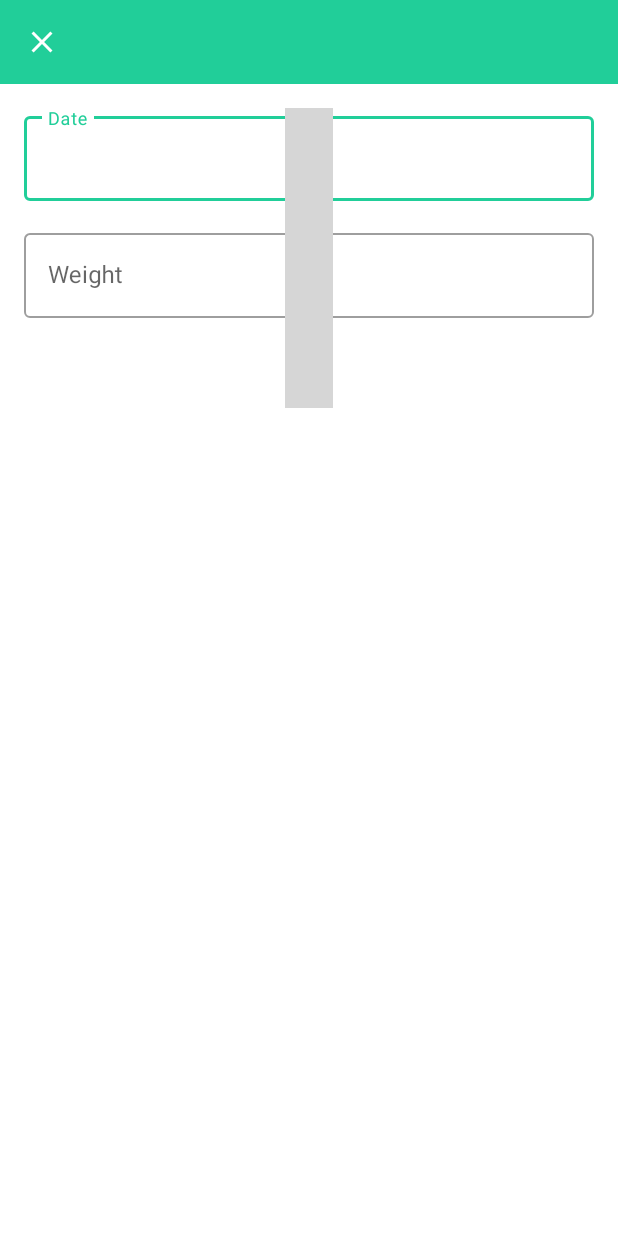
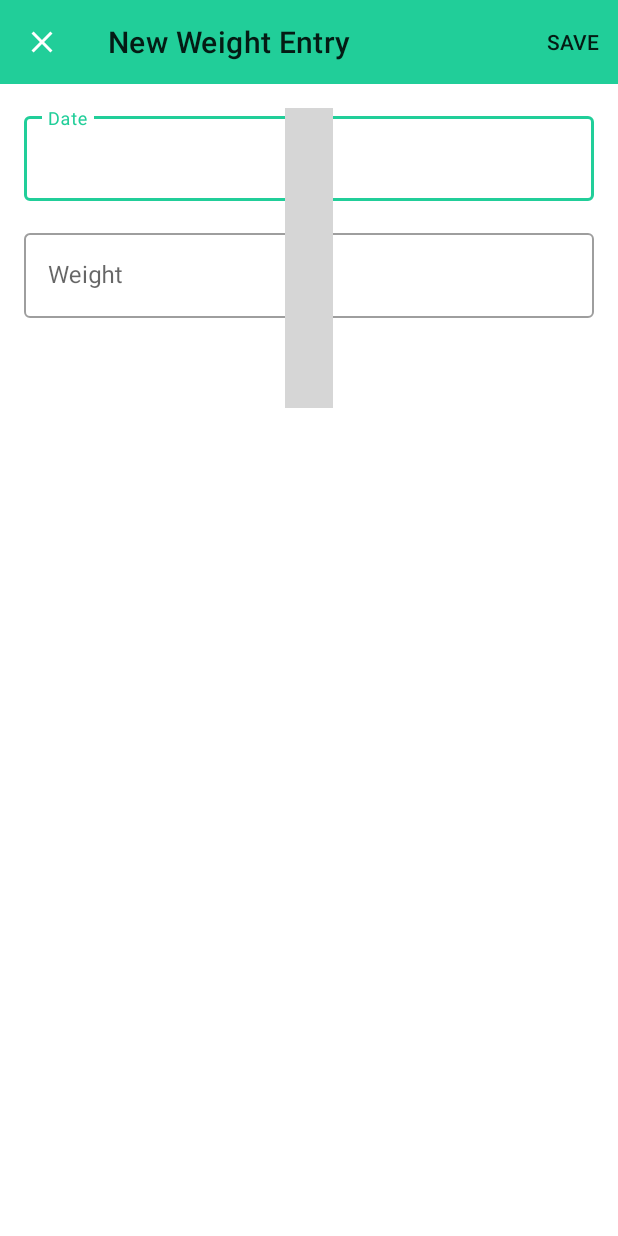
Before and after one commit to brian-norman/weightLess, an Android app: the WeightDialogFragment screen opened through its navigation route, on a phone screen of 412 x 824 dp. Run offline under Robolectric (Android 15) with nearby library versions, the phone set to English and light mode, and no system bars; our stand-ins replace navigation-ui; libraries missing offline, so code that uses them is left out: com.robinhood.spark; plain views replace SparkView; 3 statements that could not run were skipped; grey boxes are pictures that could not be loaded.

Commit message:
Add ability for dialog to save new entry

```diff
--- a/app/src/main/java/com/example/weighttracker/MainFragment.kt
+++ b/app/src/main/java/com/example/weighttracker/MainFragment.kt
@@ -23,6 +23,12 @@ class MainFragment : Fragment() {
     private val weightAdapter = WeightAdapter(emptyList())
 
     private val navController by lazy { this.findNavController() }
+
+    private val weightDialogSharedViewModel by lazy {
+        requireActivity().run {
+            ViewModelProviders.of(this)[WeightDialogSharedViewModel::class.java]
+        }
+    }
 
     private val swipeHandler by lazy {
         object : SwipeToDeleteCallback(requireContext()) {
@@ -72,13 +78,18 @@ class MainFragment : Fragment() {
 
         addWeightButton.setOnClickListener {
             navController.navigate(R.id.action_mainFragment_to_weightDialogFragment)
-//            viewModel.addWeight(WeightEntry("Today", 106f))
         }
 
         viewModel.chartData.observe(viewLifecycleOwner, Observer {
             chartAdapter.setData(it.map { weightEntry ->  weightEntry.weight })
             weightAdapter.setData(it)
         })
+
+        weightDialogSharedViewModel.newWeightEntry.observe(viewLifecycleOwner, Observer {
+            it?.let {
+                viewModel.addWeight(it)
+            }
+        })
     }
 
 }
--- a/app/src/main/java/com/example/weighttracker/WeightDialogFragment.kt
+++ b/app/src/main/java/com/example/weighttracker/WeightDialogFragment.kt
@@ -5,8 +5,17 @@ import android.view.LayoutInflater
 import android.view.View
 import android.view.ViewGroup
 import androidx.fragment.app.DialogFragment
+import androidx.lifecycle.ViewModelProviders
+import com.google.android.material.textfield.TextInputEditText
+import kotlinx.android.synthetic.main.dialog_weight_fragment.*
 
 class WeightDialogFragment: DialogFragment() {
+
+    private val weightDialogSharedViewModel by lazy {
+        requireActivity().run {
+            ViewModelProviders.of(this)[WeightDialogSharedViewModel::class.java]
+        }
+    }
 
     override fun onCreate(savedInstanceState: Bundle?) {
         super.onCreate(savedInstanceState)
@@ -31,4 +40,45 @@ class WeightDialogFragment: DialogFragment() {
         super.onCreateView(inflater, container, savedInstanceState)
         return inflater.inflate(R.layout.dialog_weight_fragment, container, false)
     }
+
+    override fun onViewCreated(view: View, savedInstanceState: Bundle?) {
+        super.onViewCreated(view, savedInstanceState)
+
+        weightDialogToolbar.apply {
+            title = "New Weight Entry"
+            setNavigationOnClickListener { dismiss() }
+            inflateMenu(R.menu.weight_dialog)
+            setOnMenuItemClickListener { item ->
+                when (item?.itemId) {
+                    R.id.action_save -> {
+                        saveWeightEntry()
+                    }
+                }
+                dismiss()
+                true
+            }
+        }
+    }
+
+    private fun saveWeightEntry() {
+        weightDialogSharedViewModel.saveNewWeightEntry(
+            WeightEntry(
+                dateTextInputEditText.text.toString(),
+                weightTextInputEditText.toFloatOrZero()
+            )
+        )
+    }
 }
+
+/**
+ * Convenience extension used for TextInputEditText for personal record to default to zero if there
+ * is an empty string, which allows us to avoid a crash where string was empty!
+ */
+fun TextInputEditText.toFloatOrZero(): Float {
+    val text = this.text.toString()
+    return if (text.isEmpty()) {
+        0f
+    } else {
+        text.toFloat()
+    }
+}
--- /dev/null
+++ b/app/src/main/java/com/example/weighttracker/WeightDialogSharedViewModel.kt
@@ -0,0 +1,16 @@
+package com.example.weighttracker
+
+import androidx.lifecycle.LiveData
+import androidx.lifecycle.MutableLiveData
+import androidx.lifecycle.ViewModel
+
+class WeightDialogSharedViewModel : ViewModel() {
+
+    private val _newWeightEntry = MutableLiveData<WeightEntry>()
+    val newWeightEntry: LiveData<WeightEntry> = _newWeightEntry
+
+    fun saveNewWeightEntry(weightEntry: WeightEntry) = _newWeightEntry.postValue(weightEntry)
+
+    fun clearNewWeightEntry() = _newWeightEntry.postValue(null)
+
+}
--- a/app/src/main/res/layout/dialog_weight_fragment.xml
+++ b/app/src/main/res/layout/dialog_weight_fragment.xml
@@ -5,7 +5,7 @@
     android:layout_height="match_parent">
 
     <androidx.appcompat.widget.Toolbar
-        android:id="@+id/newExerciseToolbar"
+        android:id="@+id/weightDialogToolbar"
         android:layout_width="match_parent"
         android:layout_height="?attr/actionBarSize"
         android:background="@color/colorPrimary"
@@ -21,7 +21,7 @@
         android:layout_margin="16dp"
         app:layout_constraintEnd_toEndOf="parent"
         app:layout_constraintStart_toStartOf="parent"
-        app:layout_constraintTop_toBottomOf="@id/newExerciseToolbar">
+        app:layout_constraintTop_toBottomOf="@id/weightDialogToolbar">
 
         <com.google.android.material.textfield.TextInputEditText
             android:id="@+id/dateTextInputEditText"
--- /dev/null
+++ b/app/src/main/res/menu/weight_dialog.xml
@@ -0,0 +1,8 @@
+<?xml version="1.0" encoding="utf-8"?>
+<menu xmlns:android="http://schemas.android.com/apk/res/android"
+    xmlns:app="http://schemas.android.com/apk/res-auto">
+    <item
+        android:id="@+id/action_save"
+        android:title="SAVE"
+        app:showAsAction="ifRoom" />
+</menu>
```
